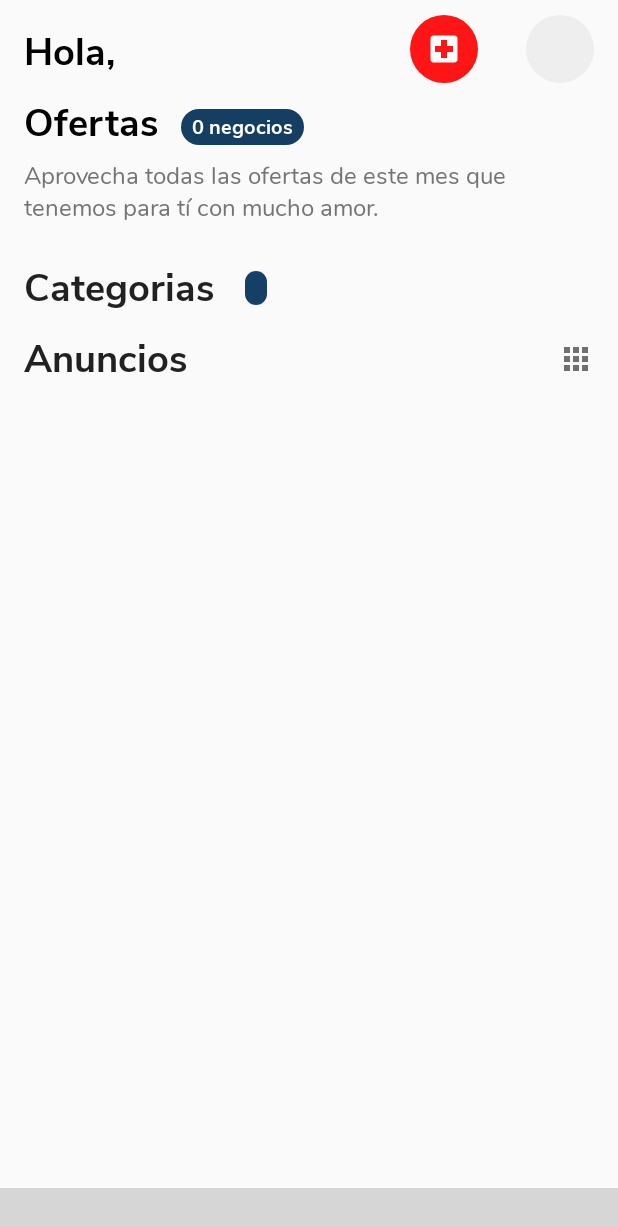
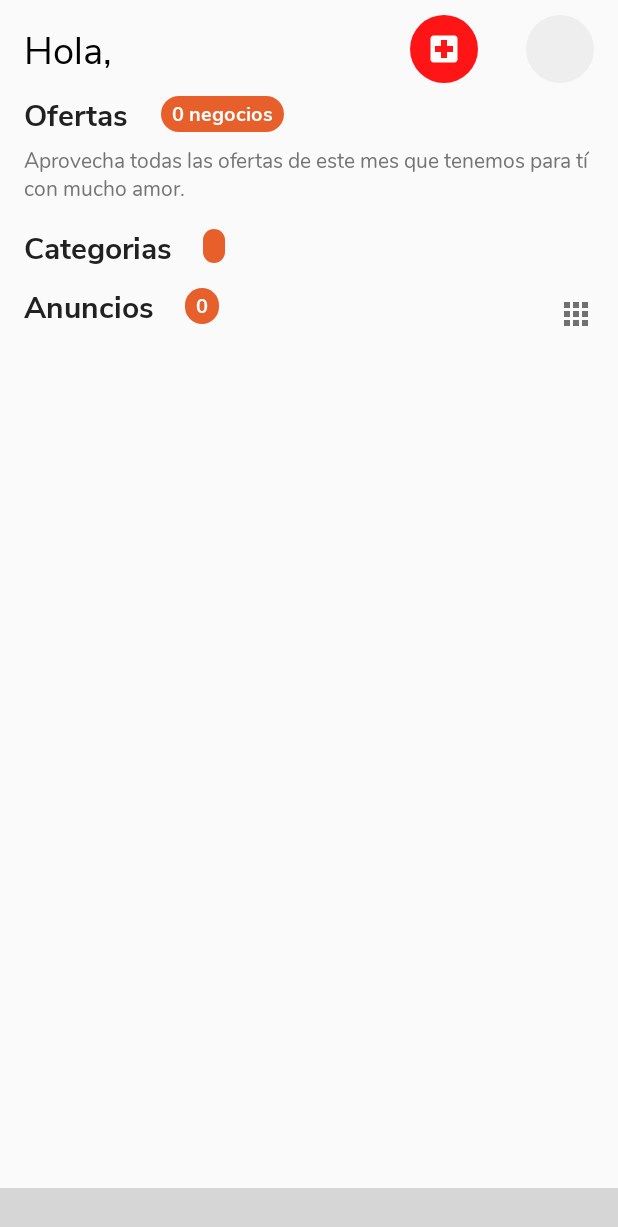
Before and after one commit to Estoico96/GuianicaApp, an Android app: the HomeFragment screen opened directly, with no data from a screen before it, on a phone screen of 412 x 824 dp. Shown: the top 1227 px of the screen. Run offline under Robolectric (Android 15) with nearby library versions, the light colour scheme and no system bars; our stand-ins replace CircleImageView, Firebase (no records; nobody signed in at launch, a user with empty details on screens opened directly), Shimmer; libraries missing offline, so code that uses them is left out: com.ittianyu.bottomnavigationviewex, com.shuhart.bubblepagerindicator; plain views replace BottomNavigationViewEx; pictures from the network do not load; 3 statements that could not run were skipped; grey boxes are pictures that could not be loaded.

Commit message:
Respaldo_100619

```diff
--- a/app/src/main/java/com/ninjabyte/guianica/Utilities.java
+++ b/app/src/main/java/com/ninjabyte/guianica/Utilities.java
@@ -50,9 +50,8 @@ public class Utilities{
     public static final String PRIVACY_POLICY_URL = "https://guianica-db801.firebaseapp.com";
 
     private static SharedPreferences privacyPolicySharedPreferences;
-    private static SharedPreferences commertialIntSharedPreferences;
     private static String proberbs [] = {
-            "A todo mamón.,",
+            "A todo mamón.",
             "El que no llora no mama.",
             "El que quiere celeste que le cueste.",
             "El que madruga come pechuga.",
@@ -276,14 +275,13 @@ public class Utilities{
 
     public static int getCommercialInt(Context context, int size){
 
+        SharedPreferences  commercialIntSharedPreferences = context
+                .getSharedPreferences(context.getString(R.string.commercial_int_key), context.MODE_PRIVATE);
+
         Random random = new Random();
         int x = random.nextInt(size);
 
-        if (commertialIntSharedPreferences == null){
-            saveCommercialInt(context, x);
-        }
-
-        int l = commertialIntSharedPreferences.getInt(context.getString(R.string.last_commercial_int_key), 0);
+        int l = commercialIntSharedPreferences.getInt(context.getString(R.string.last_commercial_int_key), 0);
         if (x == l){
             if (x < size){
                 ++x;
@@ -292,18 +290,11 @@ public class Utilities{
             }
         }
 
-        saveCommercialInt(context, x);
+        SharedPreferences.Editor editor = commercialIntSharedPreferences.edit();
+        editor.putInt(context.getString(R.string.last_commercial_int_key), x);
+        editor.apply();
 
-        Log.v("randomLastInt ", "last_: "+l +" now_: "+x);
         return x;
     }
 
-    private static void saveCommercialInt(Context context, int i){
-        commertialIntSharedPreferences = context
-                .getSharedPreferences(context.getString(R.string.commercial_int_key), context.MODE_PRIVATE);
-
-        SharedPreferences.Editor editor = commertialIntSharedPreferences.edit();
-        editor.putInt(context.getString(R.string.last_commercial_int_key), i);
-        editor.apply();
-    }
 }
--- a/app/src/main/java/com/ninjabyte/guianica/adapters/DetailOfferAdapter.java
+++ b/app/src/main/java/com/ninjabyte/guianica/adapters/DetailOfferAdapter.java
@@ -8,6 +8,7 @@ import android.view.LayoutInflater;
 import android.view.View;
 import android.view.ViewGroup;
 import android.widget.ImageView;
+import android.widget.RelativeLayout;
 
 import com.ninjabyte.guianica.R;
 import com.ninjabyte.guianica.Utilities;
@@ -45,7 +46,7 @@ public class DetailOfferAdapter extends PagerAdapter {
 
     @Override
     public void destroyItem(@NonNull ViewGroup container, int position, @NonNull Object object) {
-        container.removeView( (CardView) object);
+        container.removeView( (RelativeLayout) object);
     }
 
     @Override
--- a/app/src/main/java/com/ninjabyte/guianica/main/HomeFragment.java
+++ b/app/src/main/java/com/ninjabyte/guianica/main/HomeFragment.java
@@ -10,11 +10,14 @@ import android.support.v4.view.ViewPager;
 import android.support.v7.widget.GridLayoutManager;
 import android.support.v7.widget.LinearLayoutManager;
 import android.support.v7.widget.RecyclerView;
+import android.util.Log;
 import android.view.LayoutInflater;
 import android.view.View;
 import android.view.ViewGroup;
+import android.widget.RelativeLayout;
 import android.widget.TextView;
 
+import com.facebook.shimmer.ShimmerFrameLayout;
 import com.google.firebase.auth.FirebaseAuth;
 import com.google.firebase.database.ChildEventListener;
 import com.google.firebase.database.DataSnapshot;
@@ -36,12 +39,16 @@ import java.util.ArrayList;
 import de.hdodenhof.circleimageview.CircleImageView;
 
 public class HomeFragment extends Fragment {
+    private ShimmerFrameLayout shimmerHomeFragment;
+    private RelativeLayout containerContent;
     private Context context;
     private Activity activity;
     private CircleImageView userImage;
     private TextView userName;
 
     private ViewPager viewPagerCommercial;
+    private  RecyclerView recyclerViewOffer;
+    private  RecyclerView recyclerViewCategories;
 
     private CommercialAdapter commercialAdapter;
     private OfferAdapter adapterOffer;
@@ -61,6 +68,7 @@ public class HomeFragment extends Fragment {
 
     private TextView tooltipCategory;
     private TextView tooltipOffer;
+    private TextView tooltipCommercial;
 
 
     public HomeFragment() {
@@ -75,8 +83,6 @@ public class HomeFragment extends Fragment {
 
         Utilities.checkApiLevel(activity);
 
-        onCreateOffer();
-        onCreateCategory();
     }
 
     @Override
@@ -84,45 +90,29 @@ public class HomeFragment extends Fragment {
                              Bundle savedInstanceState) {
         View fragmentHomeView = inflater.inflate(R.layout.fragment_home, container, false);
 
+        shimmerHomeFragment = fragmentHomeView.findViewById(R.id.shimmer_view_home_fragment);
+        containerContent = fragmentHomeView.findViewById(R.id.container_content_home_fragment);
+        shimmerHomeFragment.startShimmer();
+
         userImage = fragmentHomeView.findViewById(R.id.user_image_fragment_home);
         userName = fragmentHomeView.findViewById(R.id.say_hello_home_fragment);
-        RecyclerView recyclerViewOffer = fragmentHomeView.findViewById(R.id.recycler_offers_home_fragment);
-        RecyclerView recyclerViewCategories = fragmentHomeView.findViewById(R.id.recycler_category_home_fragment);
+        recyclerViewOffer = fragmentHomeView.findViewById(R.id.recycler_offers_home_fragment);
+        recyclerViewCategories = fragmentHomeView.findViewById(R.id.recycler_category_home_fragment);
         viewPagerCommercial = fragmentHomeView.findViewById(R.id.viewpager_commercial_home_fragment);
         tooltipOffer = fragmentHomeView.findViewById(R.id.tooltip_offer_home_fragment);
         tooltipCategory = fragmentHomeView.findViewById(R.id.tooltip_category_home_fragment);
+        tooltipCommercial = fragmentHomeView.findViewById(R.id.tooltip_commercial_home_fragment);
 
 
-        LinearLayoutManager linearLayoutManagerOffer = new LinearLayoutManager(context);
-        linearLayoutManagerOffer.setOrientation(LinearLayoutManager.HORIZONTAL);
-
-        GridLayoutManager gridLayoutManagerCategory = new GridLayoutManager(context, 2, GridLayoutManager.HORIZONTAL, false);
-
-        LinearLayoutManager linearLayoutManagerCategory = new LinearLayoutManager(context);
-        linearLayoutManagerCategory.setOrientation(LinearLayoutManager.HORIZONTAL);
-
-
-        // OFFERS
-        recyclerViewOffer.setLayoutManager(linearLayoutManagerOffer);
-        recyclerViewOffer.setHasFixedSize(false);
-        adapterOffer = new OfferAdapter(context, arrayOffers);
-        recyclerViewOffer.setAdapter(adapterOffer);
-
-        //CATEGORIES
-        recyclerViewCategories.setLayoutManager(gridLayoutManagerCategory);
-        recyclerViewCategories.setHasFixedSize(false);
-        adapterCategory = new CategoryHomefragmentAdapter(context, arrayCategory);
-        recyclerViewCategories.setAdapter(adapterCategory);
-
-        //NOTICES
+        onCreateDataUser();
+        onCreateOffer();
+        onCreateCategory();
         onCreateCommercials();
-
 
         offerDatabaseReference.addValueEventListener(offerValueEventListener);
         categoryDatabaseReference.addChildEventListener(categoryChildEventListener);
         noticeDatabaseReference.addValueEventListener(noticeValueEventListener);
 
-        onCreateDataUser();
 
         return fragmentHomeView;
     }
@@ -130,6 +120,14 @@ public class HomeFragment extends Fragment {
 
     private void onCreateOffer() {
         arrayOffers = new ArrayList<>();
+
+        LinearLayoutManager linearLayoutManagerOffer = new LinearLayoutManager(context);
+        linearLayoutManagerOffer.setOrientation(LinearLayoutManager.HORIZONTAL);
+
+        recyclerViewOffer.setLayoutManager(linearLayoutManagerOffer);
+        recyclerViewOffer.setHasFixedSize(false);
+        adapterOffer = new OfferAdapter(context, arrayOffers);
+        recyclerViewOffer.setAdapter(adapterOffer);
 
         offerDatabaseReference = Utilities.getDatabaseReference()
                 .child(Utilities.DB_NODE)
@@ -148,6 +146,10 @@ public class HomeFragment extends Fragment {
                 adapterOffer.notifyDataSetChanged();
                 String offerCount = arrayOffers.size() + " negocios";
                 tooltipOffer.setText(offerCount);
+
+                shimmerHomeFragment.stopShimmer();
+                shimmerHomeFragment.setVisibility(View.GONE);
+                containerContent.setVisibility(View.VISIBLE);
             }
 
             @Override
@@ -160,6 +162,13 @@ public class HomeFragment extends Fragment {
     private void onCreateCategory() {
         arrayCategory = new ArrayList<>();
 
+        GridLayoutManager gridLayoutManagerCategory = new GridLayoutManager(context, 2, GridLayoutManager.HORIZONTAL, false);
+
+        recyclerViewCategories.setLayoutManager(gridLayoutManagerCategory);
+        recyclerViewCategories.setHasFixedSize(false);
+        adapterCategory = new CategoryHomefragmentAdapter(context, arrayCategory);
+        recyclerViewCategories.setAdapter(adapterCategory);
+
         categoryDatabaseReference = Utilities.getDatabaseReference()
                 .child("7a4fa054-4287-4e9e-8432-258840d49798")
                 .child("categories");
@@ -169,7 +178,6 @@ public class HomeFragment extends Fragment {
             public void onChildAdded(@NonNull DataSnapshot dataSnapshot, @Nullable String s) {
                 Category category = dataSnapshot.getValue(Category.class);
                 arrayCategory.add(category);
-
                 adapterCategory.notifyDataSetChanged();
                 tooltipCategory.setText(String.valueOf(arrayCategory.size()));
             }
@@ -199,11 +207,7 @@ public class HomeFragment extends Fragment {
                     Commercial commercial = snapshot.getValue(Commercial.class);
                     arrayCommercials.add(commercial);
                 }
-
-                commercialAdapter = new CommercialAdapter(context, activity,arrayCommercials);
-                viewPagerCommercial.setAdapter(commercialAdapter);
-                viewPagerCommercial.setCurrentItem(Utilities.getCommercialInt(context, arrayCommercials.size()));
-
+                onCreateCommercialViewPager();
             }
             @Override
             public void onCancelled(@NonNull DatabaseError databaseError) {}
@@ -222,4 +226,47 @@ public class HomeFragment extends Fragment {
         Utilities.setImageFromUrl(context, Utilities.TYPE_CIRCLE, userImage,
                 null, Utilities.getCurrentUser("photoUrl"));
     }
+
+
+    private void onCreateCommercialViewPager(){
+
+        tooltipCommercial.setText(String.valueOf(arrayCommercials.size()));
+        commercialAdapter = new CommercialAdapter(context, activity,arrayCommercials);
+        viewPagerCommercial.setAdapter(commercialAdapter);
+
+        int currentItem = Utilities.getCommercialInt(context, arrayCommercials.size());
+        viewPagerCommercial.setCurrentItem(currentItem);
+
+        if (currentItem == 0){
+            viewPagerCommercial.setPadding(16,0,284,0);
+        }else if (currentItem == arrayCommercials.size() -1){
+            viewPagerCommercial.setPadding(284,0,16,0);
+        }else {
+            viewPagerCommercial.setPadding(150,0,150,0);
+        }
+
+
+        viewPagerCommercial.addOnPageChangeListener(new ViewPager.OnPageChangeListener() {
+            @Override
+            public void onPageScrolled(int i, float v, int i1) {
+
+            }
+
+            @Override
+            public void onPageSelected(int i) {
+                if (i == 0){
+                    viewPagerCommercial.setPadding(16,0,284,0);
+                }else if (i == arrayCommercials.size() - 1){
+                    viewPagerCommercial.setPadding(284,0,16,0);
+                }else {
+                    viewPagerCommercial.setPadding(150,0,150,0);
+                }
+            }
+
+            @Override
+            public void onPageScrollStateChanged(int i) {
+
+            }
+        });
+    }
 }
--- a/app/src/main/java/com/ninjabyte/guianica/model/Commercial.java
+++ b/app/src/main/java/com/ninjabyte/guianica/model/Commercial.java
@@ -4,6 +4,7 @@ public class Commercial {
     private String url;
     private String name;
     private String description;
+    private String type;
     private String number;
 
     public Commercial() {
@@ -11,6 +12,10 @@ public class Commercial {
 
     public String getName() {
         return name;
+    }
+
+    public String getType() {
+        return type;
     }
 
     public String getDescription() {
--- a/app/src/main/res/drawable/background_tooltip.xml
+++ b/app/src/main/res/drawable/background_tooltip.xml
@@ -2,7 +2,7 @@
 <shape xmlns:android="http://schemas.android.com/apk/res/android"
     android:shape="rectangle">
 
-    <solid android:color="#e9002d56" />
+    <solid android:color="#E7602C" />
     <corners android:radius="200dp" />
 
     <padding
--- a/app/src/main/res/layout/fragment_home.xml
+++ b/app/src/main/res/layout/fragment_home.xml
@@ -9,9 +9,34 @@
     android:scrollbars="none"
     tools:context=".main.HomeFragment">
 
-    <RelativeLayout
+    <LinearLayout
         android:layout_width="match_parent"
-        android:layout_height="wrap_content">
+        android:layout_height="wrap_content"
+        android:orientation="vertical">
+
+        <com.facebook.shimmer.ShimmerFrameLayout
+            android:id="@+id/shimmer_view_home_fragment"
+            android:visibility="visible"
+            android:layout_width="match_parent"
+            android:layout_height="match_parent"
+            android:layout_gravity="center"
+            android:orientation="vertical">
+
+            <LinearLayout
+                android:layout_width="match_parent"
+                android:layout_height="match_parent"
+                android:orientation="vertical">
+
+                <include layout="@layout/shimmer_fragment_home" />
+
+            </LinearLayout>
+
+        </com.facebook.shimmer.ShimmerFrameLayout>
+
+        <RelativeLayout android:id="@+id/container_content_home_fragment"
+            android:layout_width="match_parent"
+            android:layout_height="wrap_content"
+            android:visibility="gone">
 
             <ImageButton
                 android:id="@+id/btn_emergency_home_fragment"
@@ -20,8 +45,8 @@
                 android:layout_height="45dp"
                 android:layout_toStartOf="@+id/user_image_fragment_home"
                 android:background="@drawable/button_emergency_call_activity_main"
-            android:src="@drawable/ic_emergency_white"
-            android:contentDescription="@string/app_name" />
+                android:contentDescription="@string/app_name"
+                android:src="@drawable/ic_emergency_white" />
 
             <de.hdodenhof.circleimageview.CircleImageView
                 android:id="@+id/user_image_fragment_home"
@@ -35,29 +60,25 @@
 
             <TextView
                 android:id="@+id/say_hello_home_fragment"
+                android:layout_width="wrap_content"
+                android:layout_height="wrap_content"
+                android:layout_marginStart="16dp"
                 android:layout_marginTop="15dp"
-            android:layout_marginStart="16dp"
-            android:fontFamily="@font/nunito_sans_bold"
+                android:ellipsize="end"
+                android:ems="7"
+                android:fontFamily="@font/nunito_sans"
+                android:maxLines="1"
+                android:text="@string/say_hello_home_fragment"
                 android:textColor="@color/colorPrimaryText"
                 android:textSize="25sp"
-            android:maxLines="1"
-            android:ems="7"
-            android:ellipsize="end"
-            android:layout_width="wrap_content"
-            android:layout_height="wrap_content"
-            android:text="@string/say_hello_home_fragment"
                 tools:ignore="RelativeOverlap" />
 
             <TextView
                 android:id="@+id/title_offer_home_fragment"
-            android:layout_marginTop="10dp"
-            android:layout_marginStart="16dp"
-            android:fontFamily="@font/nunito_sans_bold"
-            android:textColor="@color/colorPrimaryText"
-            android:textSize="25sp"
-            android:layout_below="@+id/say_hello_home_fragment"
+                style="@style/TitleHeader"
                 android:layout_width="wrap_content"
                 android:layout_height="wrap_content"
+                android:layout_below="@+id/say_hello_home_fragment"
                 android:text="@string/title_offer_home_fragment" />
 
             <TextView
@@ -65,8 +86,8 @@
                 android:layout_width="wrap_content"
                 android:layout_height="wrap_content"
                 android:layout_below="@+id/say_hello_home_fragment"
-            android:layout_marginStart="15dp"
-            android:layout_marginTop="20dp"
+                android:layout_marginStart="16dp"
+                android:layout_marginTop="12dp"
                 android:layout_toEndOf="@+id/title_offer_home_fragment"
                 android:background="@drawable/background_tooltip"
                 android:fontFamily="@font/nunito_sans_bold"
@@ -83,13 +104,14 @@
                 android:layout_width="wrap_content"
                 android:layout_height="wrap_content"
                 android:layout_below="@+id/title_offer_home_fragment"
-            android:textSize="16sp"
                 android:layout_marginStart="16dp"
+                android:layout_marginTop="5dp"
                 android:layout_marginEnd="16dp"
-            android:layout_marginTop="5dp"
                 android:fontFamily="@font/nunito"
                 android:text="@string/text_description_offer"
-            android:textColor="@color/colorSecondaryText" />
+                android:textColor="@color/colorSecondaryText"
+                android:textSize="14sp" />
+
 
 
             <android.support.v7.widget.RecyclerView
@@ -97,7 +119,7 @@
                 android:layout_width="match_parent"
                 android:layout_height="wrap_content"
                 android:layout_below="@+id/text_description_offer_home_fragment"
-            android:layout_marginTop="13dp">
+                android:layout_marginTop="5dp">
 
             </android.support.v7.widget.RecyclerView>
 
@@ -116,7 +138,7 @@
                 android:layout_height="wrap_content"
                 android:layout_below="@+id/recycler_offers_home_fragment"
                 android:layout_marginStart="15dp"
-            android:layout_marginTop="18dp"
+                android:layout_marginTop="12dp"
                 android:layout_toEndOf="@+id/title_category_home_fragment"
                 android:background="@drawable/background_tooltip"
                 android:fontFamily="@font/nunito_sans_bold"
@@ -133,16 +155,36 @@
                 android:layout_width="match_parent"
                 android:layout_height="wrap_content"
                 android:layout_below="@+id/title_category_home_fragment">
+
             </android.support.v7.widget.RecyclerView>
 
             <TextView
-            android:id="@+id/title_notice_home_fragment"
+                android:id="@+id/title_commercial_home_fragment"
                 style="@style/TitleHeader"
                 android:layout_width="wrap_content"
                 android:layout_height="wrap_content"
+                android:layout_below="@+id/recycler_category_home_fragment"
                 android:layout_marginBottom="5dp"
+                android:text="@string/title_commercial_home_fragment" />
+
+            <TextView
+                android:id="@+id/tooltip_commercial_home_fragment"
+                android:layout_width="wrap_content"
+                android:layout_height="wrap_content"
                 android:layout_below="@+id/recycler_category_home_fragment"
-            android:text="@string/title_commercial_home_fragment" />
+                android:layout_marginStart="15dp"
+                android:layout_marginTop="12dp"
+                android:layout_toEndOf="@+id/title_commercial_home_fragment"
+                android:background="@drawable/background_tooltip"
+                android:fontFamily="@font/nunito_sans_bold"
+                android:maxWidth="50dp"
+                android:paddingStart="7dp"
+                android:paddingTop="2dp"
+                android:paddingEnd="7dp"
+                android:paddingBottom="2dp"
+                android:textColor="@color/colorWhite"
+                android:textSize="13sp" />
+
 
             <ImageButton
                 style="@style/LayoutLateralMargin"
@@ -155,17 +197,18 @@
                 android:contentDescription="@string/app_name"
                 android:src="@drawable/ic_more_grey" />
 
+
             <android.support.v4.view.ViewPager
                 android:id="@+id/viewpager_commercial_home_fragment"
                 android:layout_width="match_parent"
-            android:layout_height="370dp"
-            android:clipToPadding="false"
-            android:overScrollMode="never"
-            android:paddingEnd="50dp"
-            android:paddingStart="50dp"
-            android:layout_below="@+id/title_notice_home_fragment"
-            android:layout_marginBottom="10dp">
+                android:layout_height="400dp"
+                android:layout_below="@+id/title_commercial_home_fragment"
+                android:layout_marginTop="5dp"
+                android:layout_marginBottom="10dp"
+                android:clipToPadding="false">
 
             </android.support.v4.view.ViewPager>
         </RelativeLayout>
+
+    </LinearLayout>
 </android.support.v4.widget.NestedScrollView>
--- a/app/src/main/res/values/dimens.xml
+++ b/app/src/main/res/values/dimens.xml
@@ -14,7 +14,7 @@
     <dimen name="title_margin_top">10dp</dimen>
     <dimen name="title_margin_button">3dp</dimen>
     <dimen name="title_margin_end">5dp</dimen>
-    <dimen name="title_font_size">25sp</dimen>
+    <dimen name="title_font_size">20sp</dimen>
 
     <!-- Lateral margin Subtitle -->
     <dimen name="subtitle_margin_button">10dp</dimen>
--- a/app/src/main/res/values/strings.xml
+++ b/app/src/main/res/values/strings.xml
@@ -1,6 +1,6 @@
 <resources>
     <string name="app_name">Guianica</string>
-    <string name="text_btn_share_detail_offer">Compartir</string>
+    <string name="text_btn_share_detail_offer">compartir</string>
     <string name="text_about_slide_title_one">¡Gracias por descargarme!</string>
     <string name="text_about_slide_description_one">Soy una guia digital dónde encontrarás información de contacto y ofertas de distintos negocios comerciales.</string>
     <string name="text_about_slide_title_two">Encuentra los negocios comerciales entre las distintas categorías.</string>
```
Also changed, not shown: app/src/main/java/com/ninjabyte/guianica/adapters/CommercialAdapter.java (+13 -5 lines), app/src/main/java/com/ninjabyte/guianica/adapters/OfferAdapter.java (+4 -3 lines), app/src/main/java/com/ninjabyte/guianica/main/CommercialFragment.java (deleted, +0 -61 lines), app/src/main/res/layout/activity_detail_offer.xml (+23 -16 lines), app/src/main/res/layout/view_detail_offer.xml (+4 -10 lines), app/src/main/res/layout/view_fragment_commercial.xml (+56 -35 lines), app/src/main/res/layout/view_offer.xml (+26 -26 lines). Lines whose indentation alone changed are shown as unchanged.
